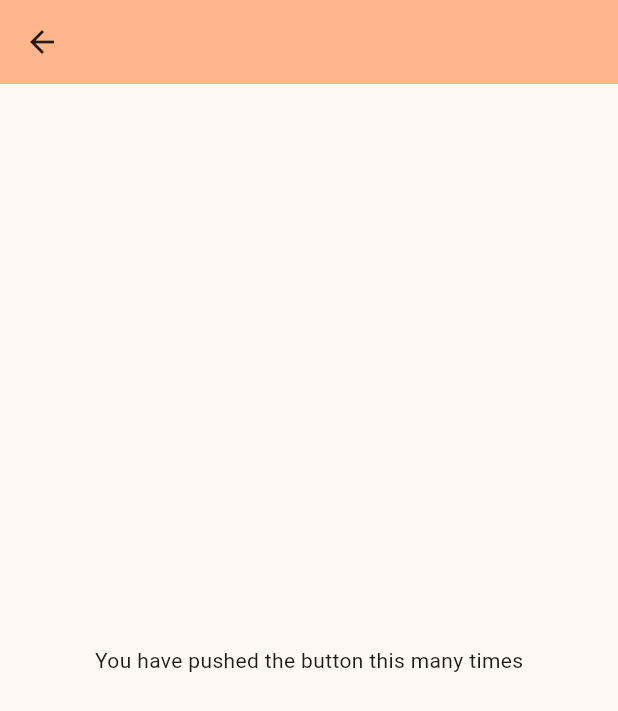
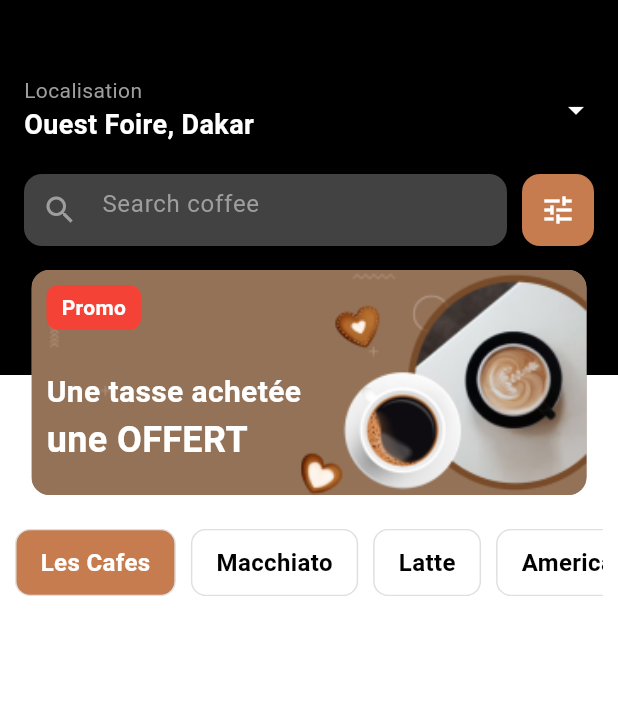
Before and after one commit to code-salee/coffee_shop, a Flutter app: the screen it shows after launch, after a tap on "Commencer", on a phone screen of 412 x 824 dp. Shown: the top 711 px of the screen. Run offline on Flutter 3.47's test engine with Material 3 defaults, Android fonts, the light colour scheme and no system bars.

Commit message:
The coffies menu well done

```diff
--- a/lib/main.dart
+++ b/lib/main.dart
@@ -6,7 +6,16 @@ import 'package:coffee_shop/pages/order.coffee.page.dart';
 import 'package:flutter/material.dart';
 
 void main() {
-  runApp(const CoffeShopApp());
+  runApp(MaterialApp(
+    title: 'Coffee Shop',
+    debugShowCheckedModeBanner: false,
+    theme: ThemeData(
+      colorScheme: ColorScheme.fromSeed(seedColor: Color(0xFFC67C4E)),
+      useMaterial3: true,
+    ),
+      home: CoffeShopApp()
+  )
+  );
 }
 
 class CoffeShopApp extends StatelessWidget {
@@ -16,13 +25,6 @@ class CoffeShopApp extends StatelessWidget {
   @override
   Widget build(BuildContext context) {
     return MaterialApp(
-      title: 'Coffee Shop',
-      debugShowCheckedModeBanner: false,
-      theme: ThemeData(
-        colorScheme: ColorScheme.fromSeed(seedColor: Color(0xFFC67C4E)),
-        useMaterial3: true,
-      ),
-      // home: const OnboardingPage(),
       initialRoute: '/',
       routes: {
         '/': (context) => const OnboardingPage(),
--- a/lib/pages/home.page.dart
+++ b/lib/pages/home.page.dart
@@ -1,4 +1,8 @@
+import 'package:coffee_shop/shared/theme.dart';
+import 'package:coffee_shop/widgets/banner.widget.dart';
 import 'package:flutter/material.dart';
+
+import '../widgets/categories.coffee.widget.dart';
 
 
 class HomePage extends StatefulWidget {
@@ -15,12 +19,17 @@ class _MyHomePageState extends State<HomePage> {
   Widget build(BuildContext context) {
 
     return Scaffold(
-      appBar: AppBar(
-        backgroundColor: Theme.of(context).colorScheme.inversePrimary,
+      backgroundColor: ThemeColor.white,
+      body: ListView(
+          padding: EdgeInsets.zero, // Supprime tout le padding par défaut
+          children: [
+             BannerWidget(),
+             Padding(
+                 padding: EdgeInsets.symmetric(horizontal: 10),
+                 child: CategoriesCoffeeWidget()
+             )
+        ]
       ),
-      body: Center(
-             child: Text('You have pushed the button this many times'),
-        ), // This trailing comma makes auto-formatting nicer for build methods.
     );
   }
 }
--- a/lib/shared/theme.dart
+++ b/lib/shared/theme.dart
@@ -34,4 +34,6 @@ class FontSize {
 
 class ImageUrl{
   static const onboarding = "assets/images/onboarding.png";
+  static const banner = "assets/images/banner.png";
+
 }
--- a/lib/widgets/banner.widget.dart
+++ b/lib/widgets/banner.widget.dart
@@ -1,4 +1,8 @@
+import 'package:coffee_shop/widgets/card.top.banner.widget.dart';
 import 'package:flutter/material.dart';
+
+import '../shared/theme.dart';
+import 'card.promo.widget.dart';
 
 class BannerWidget extends StatefulWidget{
 
@@ -15,22 +19,25 @@ class BannerWidgetSate extends State<BannerWidget>{
 
   @override
   Widget build(BuildContext context) {
-    return
-      Container(
-          padding: const EdgeInsets.all(15),
-          margin: EdgeInsets.all(10),
-          height: 100,
-          width: 100,
-          decoration: BoxDecoration(
-            color: Colors.blue,
-            borderRadius: BorderRadius.circular(20),
-          ),
-          child: Text(
-            'W1 Bleu',
-            textAlign: TextAlign.center,
-            style: TextStyle(fontSize: 18),
-          )
-      );
+    return SizedBox(
+      //color: Colors.red,
+        height: 350,
+        child: Stack(
+      alignment: AlignmentDirectional.center,
+      children: [
+        Positioned(
+          top: 0,
+          left: 0,
+          right: 0,
+          child: CardTopBannerWidget(),
+        ),
+        Positioned(
+            top: 180,
+            child: CardPromoWidget()
+        ),
+      ],
+        )
+    );
   }
 
 }
--- /dev/null
+++ b/lib/widgets/card.promo.widget.dart
@@ -0,0 +1,79 @@
+import 'package:flutter/material.dart';
+
+import '../shared/theme.dart';
+import 'categories.coffee.widget.dart';
+
+class CardPromoWidget extends StatefulWidget {
+  const CardPromoWidget({super.key});
+
+  @override
+  State<CardPromoWidget> createState() => CardPromoWidgetSate();
+}
+
+class CardPromoWidgetSate extends State<CardPromoWidget> {
+  @override
+  Widget build(BuildContext context) {
+    return Container(
+        width: 370,
+        height: 150,
+        decoration: BoxDecoration(
+          color: Colors.brown[300],
+          borderRadius: BorderRadius.circular(12),
+          image: const DecorationImage(
+            image: AssetImage(ImageUrl.banner),
+            fit: BoxFit.cover,
+          ),
+        ),
+        child: Stack(
+          children: [
+            // Étiquette prom
+            Positioned(
+              top: 10,
+              left: 10,
+              child: Container(
+                padding: const EdgeInsets.symmetric(
+                    horizontal: 10, vertical: 5),
+                decoration: BoxDecoration(
+                  color: Colors.red,
+                  borderRadius: BorderRadius.circular(8),
+                ),
+                child: const Text(
+                  'Promo',
+                  style: TextStyle(
+                    color: Colors.white,
+                    fontWeight: FontWeight.bold,
+                  ),
+                ),
+              ),
+            ),
+            // Texte principal
+            Positioned(
+              bottom: 20,
+              left: 10,
+              child: Column(
+                crossAxisAlignment: CrossAxisAlignment.start,
+                children: const [
+                  Text(
+                    'Une tasse achetée',
+                    style: TextStyle(
+                      color: Colors.white,
+                      fontSize: 20,
+                      fontWeight: FontWeight.bold,
+                    ),
+                  ),
+                  Text(
+                    'une OFFERT',
+                    style: TextStyle(
+                      color: Colors.white,
+                      fontSize: 24,
+                      fontWeight: FontWeight.bold,
+                    ),
+                  ),
+                ],
+              ),
+            ),
+          ],
+        ),
+      );
+  }
+}
--- /dev/null
+++ b/lib/widgets/card.top.banner.widget.dart
@@ -0,0 +1,99 @@
+import 'package:flutter/material.dart';
+
+import '../shared/theme.dart';
+import 'card.promo.widget.dart';
+
+class CardTopBannerWidget extends StatefulWidget{
+
+  const CardTopBannerWidget({super.key});
+
+  @override
+  State<CardTopBannerWidget> createState() {
+    return CardTopBannerWidgetSate();
+  }
+
+}
+
+class CardTopBannerWidgetSate extends State<CardTopBannerWidget>{
+
+  @override
+  Widget build(BuildContext context) {
+    return Container(
+      color: Colors.black,
+      height: 250,
+      // backgroundColor: Colors.black, // Couleur de fond
+      child: Padding(
+        padding: const EdgeInsets.only(left: 16.0, right: 16.0),
+        child: Column(
+          crossAxisAlignment: CrossAxisAlignment.start,
+          children: [
+            const SizedBox(height: 50), // Espacement avec le haut de l'écran
+            // Localisation
+            Row(
+              mainAxisAlignment: MainAxisAlignment.spaceBetween,
+              children: [
+                Column(
+                  crossAxisAlignment: CrossAxisAlignment.start,
+                  children: const [
+                    Text(
+                      'Localisation',
+                      style: TextStyle(color: Colors.grey, fontSize: 14),
+                    ),
+                    Text(
+                      'Ouest Foire, Dakar',
+                      style: TextStyle(
+                        color: Colors.white,
+                        fontSize: 18,
+                        fontWeight: FontWeight.bold,
+                      ),
+                    ),
+                  ],
+                ),
+                const Icon(Icons.arrow_drop_down, color: Colors.white),
+              ],
+            ),
+            const SizedBox(height: 20),
+            // Barre de recherche
+            Row(
+              children: [
+                Expanded(
+                  child: Container(
+                    margin: const EdgeInsets.only(right: 10),
+                    decoration: BoxDecoration(
+                      color: Colors.grey[800],
+                      borderRadius: BorderRadius.circular(12),
+                    ),
+                    child: const TextField(
+                      style: TextStyle(color: Colors.white),
+                      decoration: InputDecoration(
+                        border: InputBorder.none,
+                        prefixIcon: Icon(Icons.search, color: Colors.grey),
+                        hintText: 'Search coffee',
+                        hintStyle: TextStyle(color: Colors.grey),
+                      ),
+                    ),
+                  ),
+                ),
+                // const SizedBox(width: 10),
+                Container(
+                  // padding: const EdgeInsets.all(10),
+                  alignment: AlignmentDirectional.topEnd,
+                  decoration: BoxDecoration(
+                    color: ThemeColor.primary,
+                    borderRadius: BorderRadius.circular(12),
+                  ),
+                  child: IconButton(
+                    onPressed: () {print("filter button work");},
+                    icon: Icon(Icons.tune),
+                    color: ThemeColor.white,
+                  ),
+                ),
+              ],
+            ),
+          ],
+        ),
+      ),
+    );
+  }
+
+}
--- /dev/null
+++ b/lib/widgets/categories.coffee.widget.dart
@@ -0,0 +1,60 @@
+import 'package:flutter/material.dart';
+
+import '../shared/theme.dart';
+
+class CategoriesCoffeeWidget extends StatefulWidget {
+  const CategoriesCoffeeWidget({super.key});
+
+  @override
+  State<CategoriesCoffeeWidget> createState() => _CategoriesCoffeeWidgetState();
+}
+
+class _CategoriesCoffeeWidgetState extends State<CategoriesCoffeeWidget> {
+  // Liste des options du menu
+  final List<String> menuItems = ["Les Cafes", "Macchiato", "Latte", "Americano", "Cappucino", "Frappucino"];
+  // Option actuellement sélectionnée
+  String selectedItem = "Les Cafes";
+
+  @override
+  Widget build(BuildContext context) {
+    return SizedBox(
+      // width: 20,
+      height: 50,
+      child: Center(
+        child: SingleChildScrollView(
+          scrollDirection: Axis.horizontal,
+          child: Row(
+            spacing: 10,
+            children: menuItems.map((item) {
+              // Construire chaque option du menu
+              return GestureDetector(
+                onTap: () {
+                  setState(() {
+                    selectedItem = item; // Mettre à jour l'élément sélectionné
+                  });
+                },
+                child: Container(
+                  // margin: const EdgeInsets.only(top: 0),
+                  padding: const EdgeInsets.symmetric(horizontal: 16, vertical: 10),
+                  decoration: BoxDecoration(
+                    color: selectedItem == item ? ThemeColor.primary : ThemeColor.white,
+                    borderRadius: BorderRadius.circular(10),
+                    border: Border.all(color: Colors.grey[300]!),
+                  ),
+                  child: Text(
+                    item,
+                    style: TextStyle(
+                      color: selectedItem == item ? Colors.white : Colors.black,
+                      fontWeight: FontWeight.bold,
+                      fontSize: 16,
+                    ),
+                  ),
+                ),
+              );
+            }).toList(),
+          ),
+        ),
+      ),
+    );
+  }
+}
--- a/pubspec.yaml
+++ b/pubspec.yaml
@@ -76,6 +76,7 @@ flutter:
 
   assets:
      - assets/images/onboarding.png
+     - assets/images/banner.png
 #     - assets/images/a_dot_ham.jpeg
 
   # An image asset can refer to one or more resolution-specific "variants", see
```
Also changed, not shown: 64 other files.
